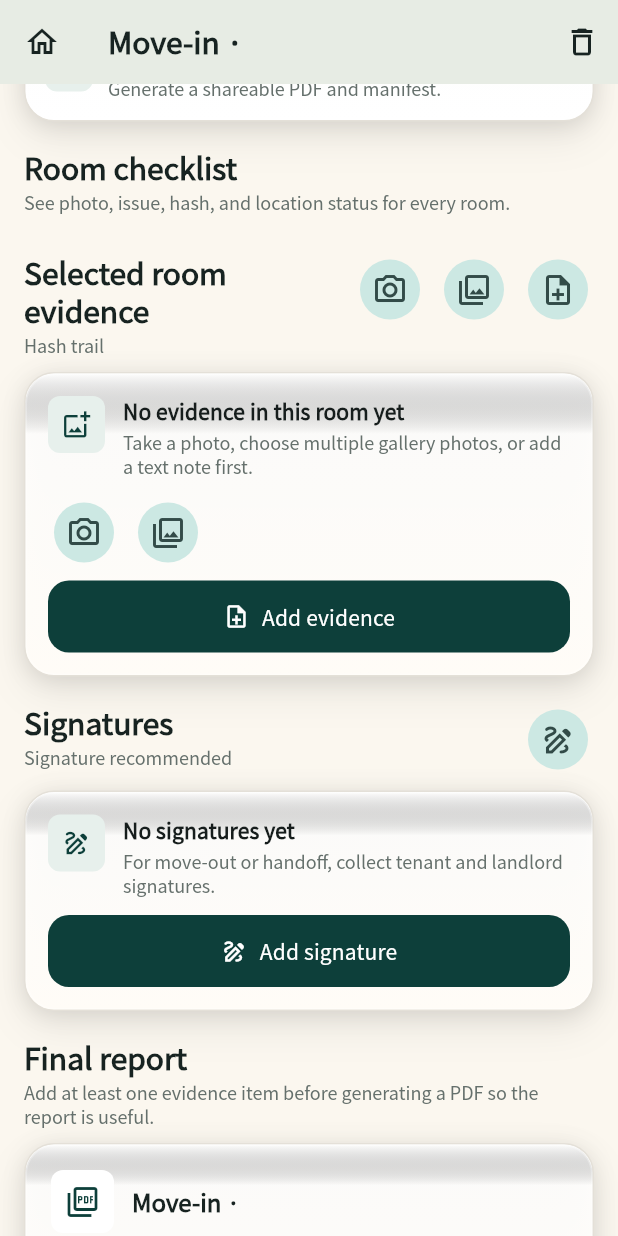
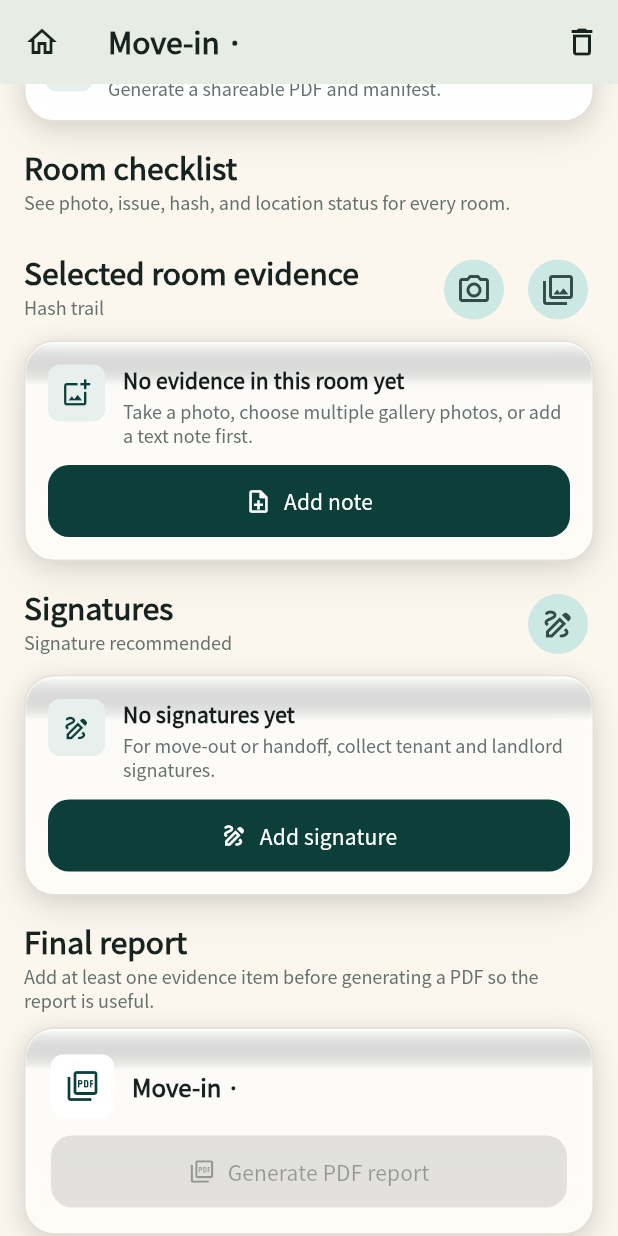
Before and after one commit to philyu8259-create/UnitTrace, a Flutter app: the InspectionDetailPage screen opened directly with empty values, scrolled down 576 dp, on a phone screen of 412 x 824 dp. Run offline on Flutter 3.47's test engine with Material 3 defaults, Android fonts, the phone set to English and light mode, and no system bars; our stand-ins replace geolocator, image_picker, pdf, printing, signature, sqflite; accounts and stored records are empty.

Commit message:
polish: clarify note evidence actions

```diff
--- a/lib/main.dart
+++ b/lib/main.dart
@@ -2195,11 +2195,6 @@ class _InspectionWorkspaceState extends State<InspectionWorkspace> {
                 onPressed: () => _addEvidence(source: ImageSource.gallery),
                 icon: const Icon(Icons.photo_library_outlined),
               ),
-              IconButton.filledTonal(
-                tooltip: widget.strings.addEvidence,
-                onPressed: () => _addEvidence(source: null),
-                icon: const Icon(Icons.note_add_outlined),
-              ),
             ],
           ),
         ),
@@ -2210,20 +2205,10 @@ class _InspectionWorkspaceState extends State<InspectionWorkspace> {
             title: widget.strings.emptyEvidenceTitle,
             subtitle: widget.strings.emptyEvidenceSubtitle,
             actions: [
-              IconButton.filledTonal(
-                tooltip: widget.strings.takePhoto,
-                onPressed: () => _addEvidence(source: ImageSource.camera),
-                icon: const Icon(Icons.photo_camera_outlined),
-              ),
-              IconButton.filledTonal(
-                tooltip: widget.strings.choosePhoto,
-                onPressed: () => _addEvidence(source: ImageSource.gallery),
-                icon: const Icon(Icons.photo_library_outlined),
-              ),
               FilledButton.icon(
                 onPressed: () => _addEvidence(source: null),
                 icon: const Icon(Icons.note_add_outlined),
-                label: Text(widget.strings.addEvidence),
+                label: Text(widget.strings.addNote),
               ),
             ],
           )
@@ -3303,6 +3288,7 @@ class _EvidenceSheetState extends State<_EvidenceSheet> {
   @override
   Widget build(BuildContext context) {
     final photos = widget.photos;
+    final isNoteOnly = photos.isEmpty;
     return SafeArea(
       child: SingleChildScrollView(
         padding: EdgeInsets.fromLTRB(
@@ -3316,11 +3302,15 @@ class _EvidenceSheetState extends State<_EvidenceSheet> {
           crossAxisAlignment: CrossAxisAlignment.stretch,
           children: [
             _SectionHeader(
-              title: widget.strings.addEvidence,
-              subtitle: widget.strings.hashReady,
+              title: isNoteOnly
+                  ? widget.strings.addNote
+                  : widget.strings.addEvidence,
+              subtitle: isNoteOnly
+                  ? widget.strings.noteEvidenceSubtitle
+                  : widget.strings.hashReady,
             ),
             const SizedBox(height: 12),
-            if (photos.isEmpty)
+            if (isNoteOnly)
               const _HeroImage(
                 asset: 'assets/images/evidence_capture.png',
                 height: 120,
@@ -3400,7 +3390,7 @@ class _EvidenceSheetState extends State<_EvidenceSheet> {
                 ),
               ),
               child: Text(
-                photos.isEmpty
+                isNoteOnly
                     ? widget.strings.saveNote
                     : widget.strings.saveEvidence,
               ),
--- a/lib/src/l10n/app_strings.dart
+++ b/lib/src/l10n/app_strings.dart
@@ -119,6 +119,10 @@ class AppStrings {
       ? 'MVP 先预留 Pro 解锁。当前内测版支持 2 个房屋，用于验证多房屋和报告归档体验。'
       : 'Pro unlock is reserved for the MVP. The beta currently supports 2 properties so we can validate multi-property reports.';
   String get addEvidence => isChinese ? '添加证据' : 'Add evidence';
+  String get addNote => isChinese ? '添加备注' : 'Add note';
+  String get noteEvidenceSubtitle => isChinese
+      ? '文字备注也会进入证据清单。'
+      : 'Text notes are saved in the evidence manifest.';
   String get inspectionGuideTitle =>
       isChinese ? '当前检查要完成什么' : 'What to finish in this inspection';
   String get inspectionGuideSubtitle => isChinese
```
Also changed, not shown: 2 other files.
